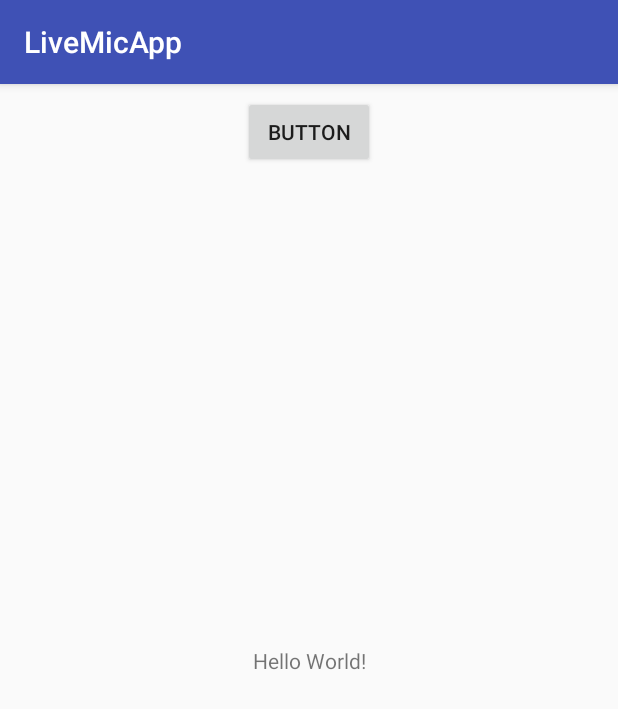
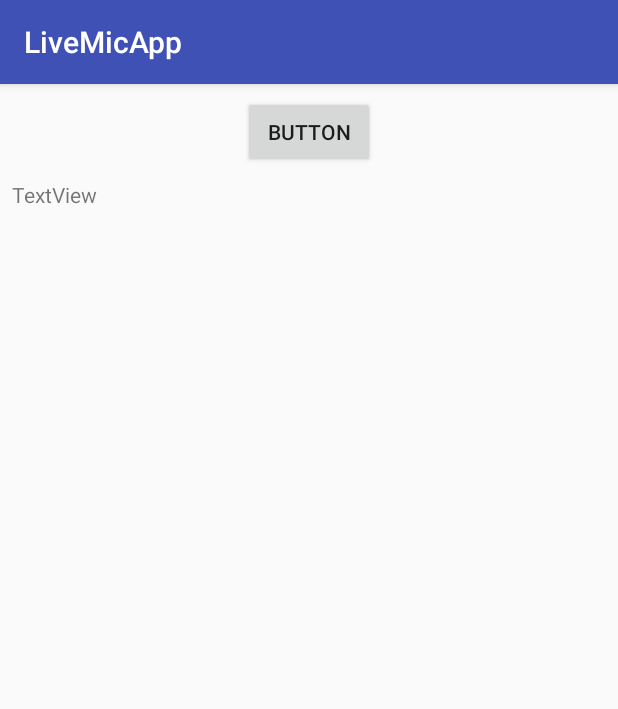
Before and after one commit to padster/LiveMicApp, an Android app: the screen it shows after launch (MainActivity), after a tap on "BUTTON", on a phone screen of 412 x 824 dp. Shown: the top 709 px of the screen. Run offline under Robolectric (Android 15) with nearby library versions, the phone set to English and light mode, and no system bars; libraries missing offline, so code that uses them is left out: com.microsoft.cognitiveservices; 3 statements that could not run were skipped.

Commit message:
Live Text-to-speech working

```diff
--- a/app/build.gradle
+++ b/app/build.gradle
@@ -26,5 +26,6 @@ dependencies {
     })
     compile 'com.android.support:appcompat-v7:26.+'
     compile 'com.android.support.constraint:constraint-layout:1.0.2'
+    compile 'com.microsoft.projectoxford:speechrecognition:1.2.2'
     testCompile 'junit:junit:4.12'
 }
--- a/app/src/main/java/com/livemic/livemicapp/Constants.java
+++ b/app/src/main/java/com/livemic/livemicapp/Constants.java
@@ -4,5 +4,8 @@ package com.livemic.livemicapp;
 public class Constants {
   public static final String TAG = "LiveMic";
 
+  public static int SAMPLE_RATE_LOCAL_HZ = 32000;
+  public static int SAMPLE_RATE_NETWORK_HZ = 16000;
+
   public static int REWRITE_CAPACITY = 8128;
 }
--- a/app/src/main/java/com/livemic/livemicapp/MainActivity.java
+++ b/app/src/main/java/com/livemic/livemicapp/MainActivity.java
@@ -8,8 +8,11 @@ import android.support.v7.app.AppCompatActivity;
 import android.os.Bundle;
 import android.util.Log;
 import android.view.View;
+import android.widget.TextView;
 
-public class MainActivity extends AppCompatActivity {
+import java.util.Collection;
+
+public class MainActivity extends AppCompatActivity implements TextChatLog {
   private SoundRewriter rewriter;
 
   @Override
@@ -22,7 +25,17 @@ public class MainActivity extends AppCompatActivity {
   }
 
   public void start(View view) {
-    rewriter.start();
+    rewriter.start(this, this);
+  }
+
+  @Override
+  public void handleChatText(String currentMessage, Collection<String> previousMessages) {
+    String all = currentMessage;
+    for (String msg : previousMessages) {
+      all += "\n" + previousMessages;
+    }
+    TextView tv = (TextView) findViewById(R.id.messageLog);
+    tv.setText(all);
   }
 
 
--- a/app/src/main/java/com/livemic/livemicapp/SoundRewriter.java
+++ b/app/src/main/java/com/livemic/livemicapp/SoundRewriter.java
@@ -1,15 +1,19 @@
 package com.livemic.livemicapp;
 
-import com.livemic.livemicapp.pipes.AudioSink;
+import android.app.Activity;
+import android.widget.TextView;
+
 import com.livemic.livemicapp.pipes.AudioSource;
 import com.livemic.livemicapp.pipes.MicSource;
-import com.livemic.livemicapp.pipes.SpeakerSink;
+import com.livemic.livemicapp.pipes.SpeechToTextSink;
 
 // Deals with creating audio reader and audio writer, and piping one to the other.
 public class SoundRewriter {
-  public void start() {
+  public void start(Activity activity, TextChatLog messageLog) {
     AudioSource audioIn = new MicSource();
-    AudioSink audioOut = new SpeakerSink();
-    audioIn.addSink(audioOut);
+//    AudioSink audioOut = new SpeakerSink();
+//    audioIn.addSink(audioOut);
+    SpeechToTextSink stt = new SpeechToTextSink(activity, messageLog);
+    audioIn.addSink(stt);
   }
 }
--- /dev/null
+++ b/app/src/main/java/com/livemic/livemicapp/TextChatLog.java
@@ -0,0 +1,8 @@
+package com.livemic.livemicapp;
+
+import java.util.Collection;
+
+/** Log for text version of chat - recent messages, plus the current one being spoken. */
+public interface TextChatLog {
+  void handleChatText(String currentMessage, Collection<String> previousMessages);
+}
--- a/app/src/main/java/com/livemic/livemicapp/pipes/MicSource.java
+++ b/app/src/main/java/com/livemic/livemicapp/pipes/MicSource.java
@@ -22,7 +22,7 @@ public class MicSource extends AudioSource {
         .setAudioSource(MediaRecorder.AudioSource.VOICE_COMMUNICATION)
         .setAudioFormat(new AudioFormat.Builder()
             .setEncoding(AudioFormat.ENCODING_PCM_16BIT)
-            .setSampleRate(32000)
+            .setSampleRate(Constants.SAMPLE_RATE_LOCAL_HZ)
             .setChannelMask(AudioFormat.CHANNEL_IN_MONO)
             .build())
         .setBufferSizeInBytes(2 * Constants.REWRITE_CAPACITY)
--- a/app/src/main/java/com/livemic/livemicapp/pipes/SpeakerSink.java
+++ b/app/src/main/java/com/livemic/livemicapp/pipes/SpeakerSink.java
@@ -19,7 +19,7 @@ public class SpeakerSink implements AudioSink {
             .build())
         .setAudioFormat(new AudioFormat.Builder()
             .setEncoding(AudioFormat.ENCODING_PCM_16BIT)
-            .setSampleRate(32000)
+            .setSampleRate(Constants.SAMPLE_RATE_LOCAL_HZ)
             .setChannelMask(AudioFormat.CHANNEL_OUT_MONO)
             .build())
         .setBufferSizeInBytes(2 * Constants.REWRITE_CAPACITY)
--- /dev/null
+++ b/app/src/main/java/com/livemic/livemicapp/pipes/SpeechToTextSink.java
@@ -0,0 +1,111 @@
+package com.livemic.livemicapp.pipes;
+
+import android.app.Activity;
+import android.util.Log;
+import android.widget.TextView;
+
+import com.livemic.livemicapp.Constants;
+import com.livemic.livemicapp.TextChatLog;
+import com.microsoft.cognitiveservices.speechrecognition.DataRecognitionClient;
+import com.microsoft.cognitiveservices.speechrecognition.ISpeechRecognitionServerEvents;
+import com.microsoft.cognitiveservices.speechrecognition.RecognitionResult;
+import com.microsoft.cognitiveservices.speechrecognition.RecognizedPhrase;
+import com.microsoft.cognitiveservices.speechrecognition.SpeechAudioFormat;
+import com.microsoft.cognitiveservices.speechrecognition.SpeechRecognitionMode;
+import com.microsoft.cognitiveservices.speechrecognition.SpeechRecognitionServiceFactory;
+
+import java.util.ArrayDeque;
+import java.util.Deque;
+
+// Sink for audio, streams to MS Speech to Text service.
+public class SpeechToTextSink implements ISpeechRecognitionServerEvents, AudioSink {
+  private final DataRecognitionClient dataClient;
+
+  private final Deque<String> recentMessages = new ArrayDeque<>();
+  private final Activity activity;
+  private final TextChatLog textLog;
+  private String currentMessage = "";
+
+  public SpeechToTextSink(Activity activity, TextChatLog textLog) {
+    this.activity = activity;
+    this.textLog = textLog;
+    Log.i(Constants.TAG, "STT CREATED");
+    dataClient = SpeechRecognitionServiceFactory.createDataClient(
+        activity,
+        this.getMode(),
+        this.getDefaultLocale(),
+        this,
+        this.getPrimaryKey());
+    dataClient.sendAudioFormat(SpeechAudioFormat.create16BitPCMFormat(Constants.SAMPLE_RATE_NETWORK_HZ));
+  }
+
+  private void updateTextLog() {
+    activity.runOnUiThread(new Runnable() {
+      @Override
+      public void run() {
+        textLog.handleChatText(currentMessage, recentMessages);
+      }
+    });
+  }
+
+  // Microsoft API settings.
+  private SpeechRecognitionMode getMode() {
+    return SpeechRecognitionMode.LongDictation;
+  }
+  private String getDefaultLocale() {
+    return "en-us";
+  }
+  public String getPrimaryKey() {
+    return "60c5eef051cc444e90e4da981d34c419";
+  }
+
+  // Microsoft Events!
+  @Override
+  public void onPartialResponseReceived(final String message) {
+    Log.i(Constants.TAG, "PARTIAL > " + message);
+    currentMessage = message;
+    updateTextLog();
+  }
+
+  @Override
+  public void onFinalResponseReceived(RecognitionResult recognitionResult) {
+    Log.i(Constants.TAG, "FINAL > " + recognitionResult.Results.length);
+    for (RecognizedPhrase phrase : recognitionResult.Results) {
+      recentMessages.addLast(phrase.DisplayText);
+    }
+    while (recentMessages.size() > 15) {
+      recentMessages.removeFirst();
+    }
+    currentMessage = "";
+    updateTextLog();
+  }
+
+  @Override
+  public void onIntentReceived(String s) {
+    // IGNORE (?)
+  }
+
+  @Override
+  public void onError(int i, String s) {
+    Log.e(Constants.TAG, "ERROR: " + s);
+  }
+
+  @Override
+  public void onAudioEvent(boolean b) {
+
+  }
+
+  // Audio Sink methods
+  @Override
+  public void newSamples(byte[] samples) {
+    // Need to downsample PCM 16bit 32khz -> 16khz
+    Log.i(Constants.TAG, "SENDING SAMPLES");
+    int newLength = samples.length / 2;
+    byte[] downsampled = new byte[samples.length / 2];
+    for (int i = 0; i < newLength / 2; i++) {
+      downsampled[2 * i    ] = samples[4 * i    ];
+      downsampled[2 * i + 1] = samples[4 * i + 1];
+    }
+    dataClient.sendAudio(downsampled, newLength);
+  }
+}
--- a/app/src/main/res/layout/activity_main.xml
+++ b/app/src/main/res/layout/activity_main.xml
@@ -6,15 +6,6 @@
     android:layout_width="match_parent"
     android:layout_height="match_parent"
     tools:context="com.livemic.livemicapp.MainActivity">
-
-    <TextView
-        android:layout_width="wrap_content"
-        android:layout_height="wrap_content"
-        android:text="Hello World!"
-        app:layout_constraintBottom_toBottomOf="parent"
-        app:layout_constraintLeft_toLeftOf="parent"
-        app:layout_constraintRight_toRightOf="parent"
-        app:layout_constraintTop_toTopOf="parent"/>
 
     <Button
         android:id="@+id/button"
@@ -27,6 +18,24 @@
         android:layout_marginLeft="8dp"
         app:layout_constraintLeft_toLeftOf="parent"
         android:layout_marginRight="8dp"
-        app:layout_constraintRight_toRightOf="parent"/>
+        app:layout_constraintRight_toRightOf="parent"
+        android:layout_marginStart="8dp"
+        android:layout_marginEnd="8dp"/>
+
+    <TextView
+        android:id="@+id/messageLog"
+        android:layout_width="0dp"
+        android:layout_height="wrap_content"
+        android:layout_marginEnd="8dp"
+        android:layout_marginLeft="8dp"
+        android:layout_marginRight="8dp"
+        android:layout_marginStart="8dp"
+        android:layout_marginTop="8dp"
+        android:inputType="textMultiLine"
+        android:text="TextView"
+        app:layout_constraintHorizontal_bias="1.0"
+        app:layout_constraintLeft_toLeftOf="parent"
+        app:layout_constraintRight_toRightOf="parent"
+        app:layout_constraintTop_toBottomOf="@+id/button"/>
 
 </android.support.constraint.ConstraintLayout>
```
Also changed, not shown: 1 other file.
